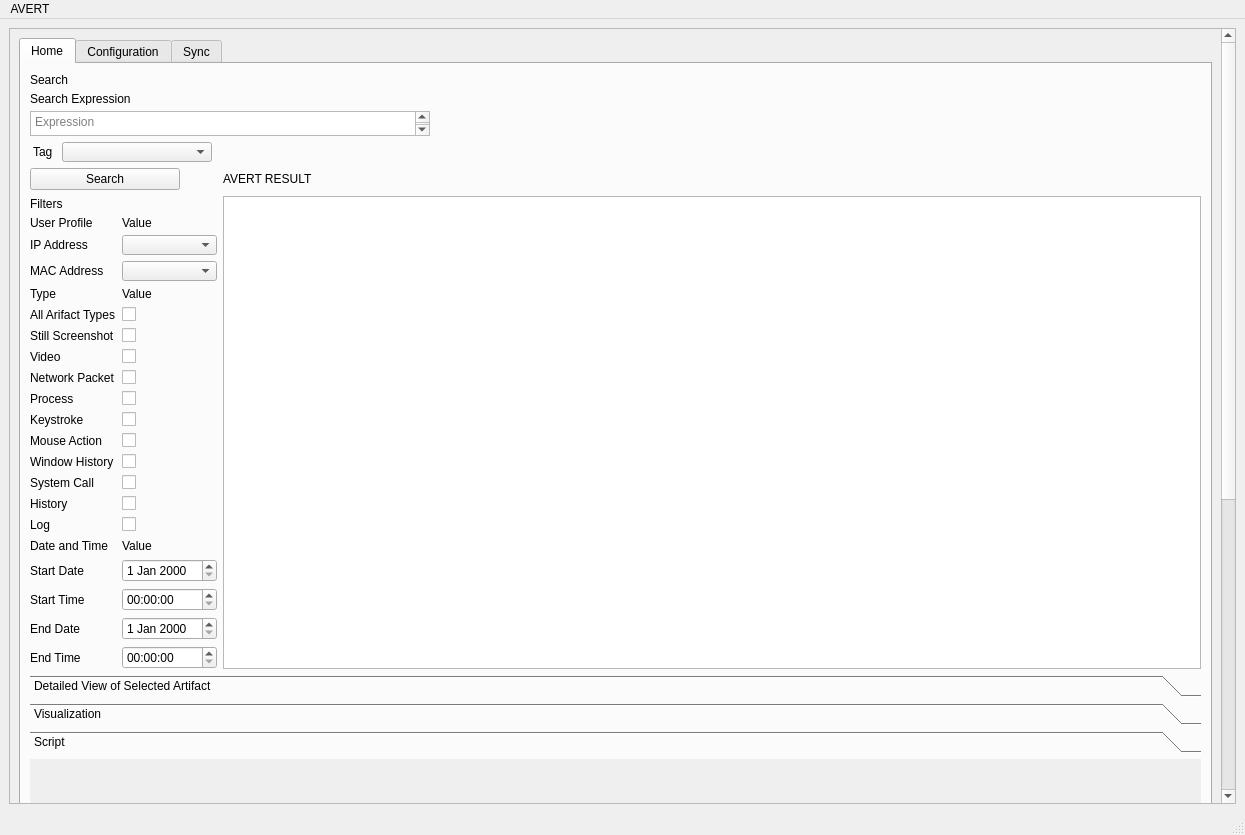
Before: the Qt Designer form AvertUI.ui in TheCappers/UserInterface, drawn with Qt 5.
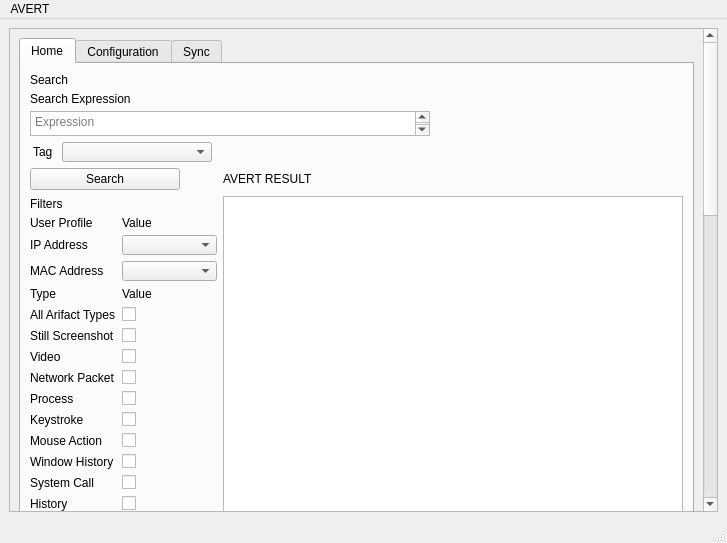
After: the same form once the commit is applied. The open tabs and pages were chosen to show the change.

```diff
--- a/AvertUI.ui
+++ b/AvertUI.ui
@@ -6,8 +6,8 @@
    <rect>
     <x>0</x>
     <y>0</y>
-    <width>1245</width>
-    <height>835</height>
+    <width>727</width>
+    <height>543</height>
    </rect>
   </property>
   <property name="windowTitle">
@@ -24,9 +24,9 @@
        <property name="geometry">
         <rect>
          <x>0</x>
-         <y>-591</y>
-         <width>1217</width>
-         <height>1358</height>
+         <y>-804</y>
+         <width>690</width>
+         <height>1284</height>
         </rect>
        </property>
        <layout class="QHBoxLayout" name="horizontalLayout_2">
@@ -1521,8 +1521,8 @@
                 <rect>
                  <x>0</x>
                  <y>0</y>
-                 <width>1177</width>
-                 <height>437</height>
+                 <width>648</width>
+                 <height>451</height>
                 </rect>
                </property>
                <attribute name="label">
@@ -1584,8 +1584,8 @@
     <rect>
      <x>0</x>
      <y>0</y>
-     <width>1245</width>
-     <height>24</height>
+     <width>727</width>
+     <height>22</height>
     </rect>
    </property>
    <widget class="QMenu" name="menuAVERT">
```
Left out of the diff: 672 changed lines with no effect on the pictures.
